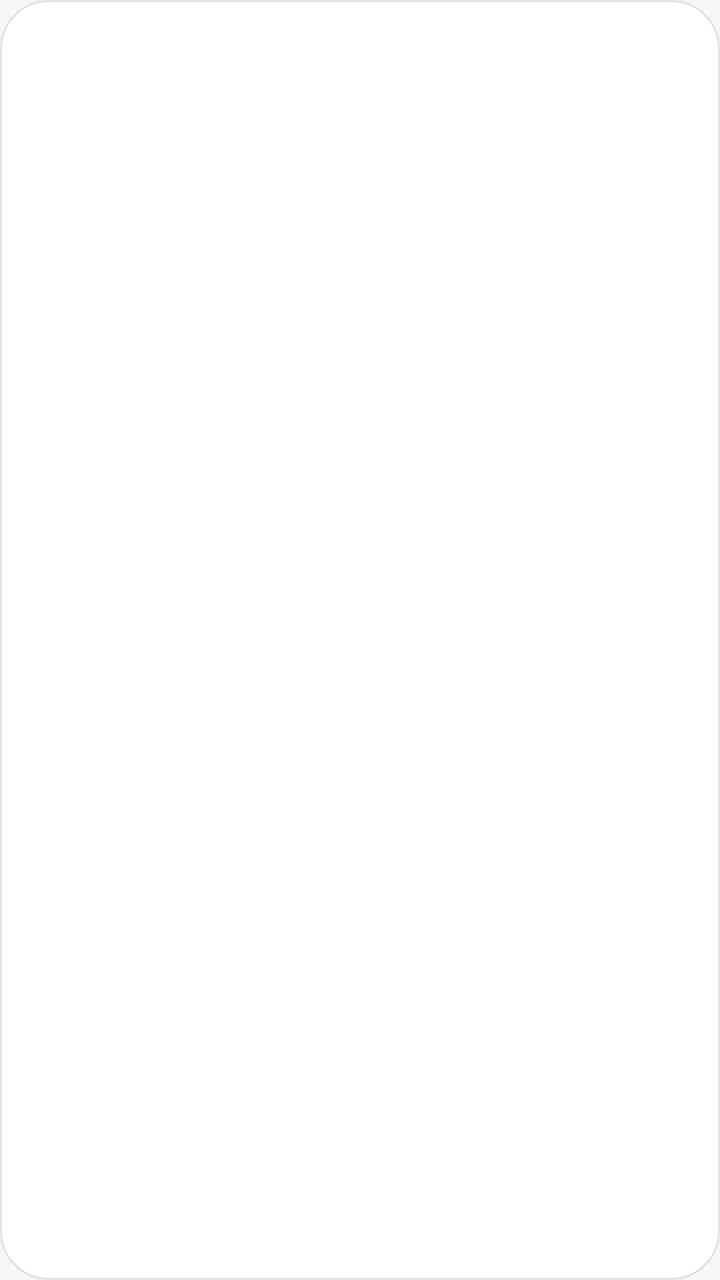
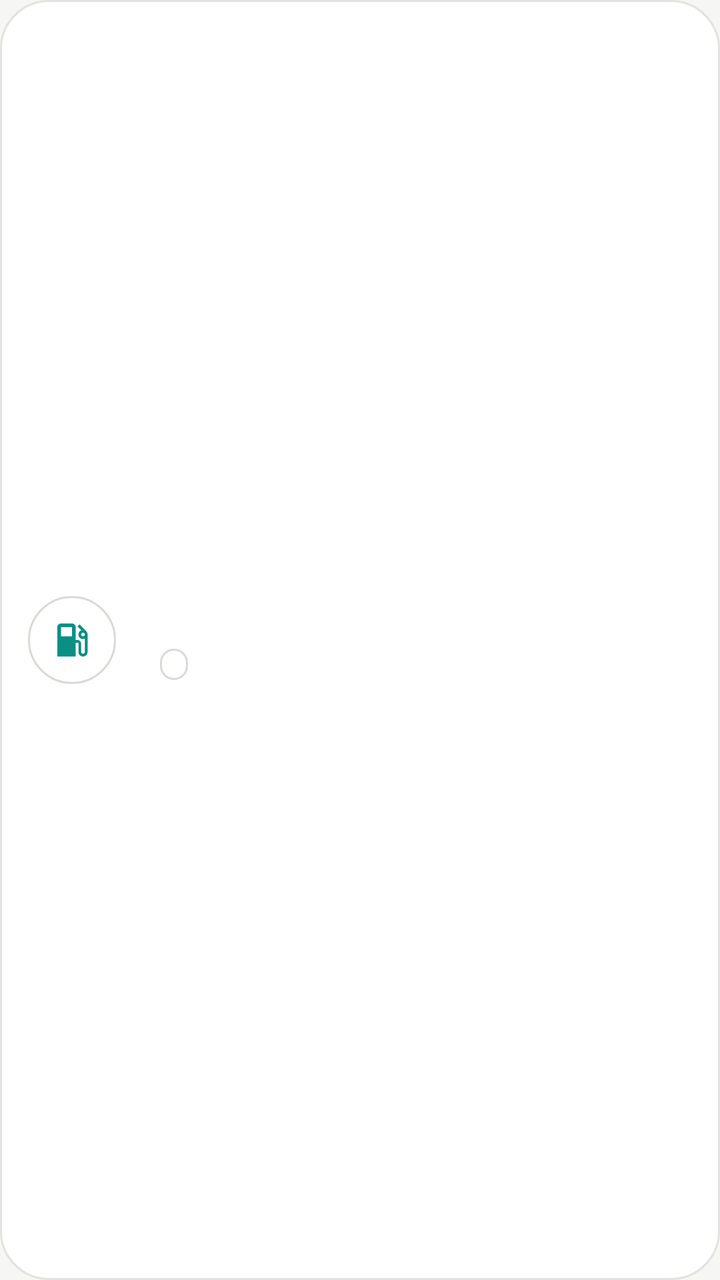

Screens rendered from an Android XML layout before and after an edit, with the pre-edit source and the edit as a unified diff.
<!-- AndroidManifest.xml: application theme CdAppTheme -->
<!-- res/layout/fuel_row.xml -->
<?xml version="1.0" encoding="utf-8"?>
<LinearLayout xmlns:android="http://schemas.android.com/apk/res/android"
    android:layout_width="match_parent"
    android:layout_height="wrap_content"
    android:gravity="center_vertical"
    android:background="@drawable/tile_bg"
    android:orientation="horizontal"
    android:paddingBottom="14dp"
    android:paddingEnd="20dp"
    android:paddingStart="20dp"
    android:paddingTop="14dp">

    <LinearLayout
        android:layout_width="0dp"
        android:layout_height="wrap_content"
        android:layout_weight="3"
        android:orientation="vertical">

        <TextView
            android:id="@+id/row_date"
            android:layout_width="wrap_content"
            android:layout_height="wrap_content"
            android:fontFamily="sans-serif-light"
            android:textColor="@color/text"
            android:textSize="17sp" />

        <TextView
            android:id="@+id/row_odo"
            android:layout_width="wrap_content"
            android:layout_height="wrap_content"
            android:fontFamily="sans-serif-light"
            android:textColor="@color/text_dim"
            android:textSize="13sp" />
    </LinearLayout>

    <LinearLayout
        android:layout_width="0dp"
        android:layout_height="wrap_content"
        android:layout_weight="2"
        android:orientation="vertical">

        <TextView
            android:id="@+id/row_fuel"
            android:layout_width="wrap_content"
            android:layout_height="wrap_content"
            android:fontFamily="sans-serif-light"
            android:textColor="@color/text"
            android:textSize="17sp" />

        <TextView
            android:id="@+id/row_cost"
            android:layout_width="wrap_content"
            android:layout_height="wrap_content"
            android:fontFamily="sans-serif-light"
            android:textColor="@color/text_dim"
            android:textSize="13sp" />
    </LinearLayout>

    <TextView
        android:id="@+id/row_eff"
        android:layout_width="0dp"
        android:layout_height="wrap_content"
        android:layout_weight="2"
        android:fontFamily="sans-serif-light"
        android:gravity="end"
        android:textColor="@color/accent"
        android:textSize="17sp" />
</LinearLayout>
<!-- resources referenced by this layout -->
<resources>
  <color name="accent">#0B8F85</color>
  <color name="text">#141414</color>
  <color name="text_dim">#68686A</color>
  <!-- drawable tile_bg (drawable) -->
  <?xml version="1.0" encoding="utf-8"?>
  <ripple xmlns:android="http://schemas.android.com/apk/res/android" android:color="@color/card_pressed">
      <item>
          <shape android:shape="rectangle">
              <solid android:color="@color/card" />
              <stroke android:width="1dp" android:color="@color/card_stroke" />
              <corners android:radius="24dp" />
          </shape>
      </item>
  </ripple>
  <style name="CdAppTheme" parent="android:Theme.Material.Light.NoActionBar.Fullscreen">
          <item name="android:windowBackground">@color/bg</item>
          <item name="android:colorAccent">@color/accent</item>
          <item name="android:colorPrimary">@color/bg</item>
          <item name="android:colorPrimaryDark">@color/bg</item>
          <item name="android:textColor">@color/text</item>
      </style>
  <color name="card_pressed">#E4E4E1</color>
  <color name="card">#FFFFFF</color>
  <color name="card_stroke">#E2E2DE</color>
  <color name="bg">#F6F6F4</color>
</resources>

<!-- the commit's change to res/layout/fuel_row.xml (unified diff, before → after) -->
@@ -2,17 +2,27 @@
 <LinearLayout xmlns:android="http://schemas.android.com/apk/res/android"
     android:layout_width="match_parent"
     android:layout_height="wrap_content"
+    android:background="@drawable/tile_bg"
     android:gravity="center_vertical"
-    android:background="@drawable/tile_bg"
     android:orientation="horizontal"
-    android:paddingBottom="14dp"
+    android:paddingBottom="12dp"
     android:paddingEnd="20dp"
-    android:paddingStart="20dp"
-    android:paddingTop="14dp">
+    android:paddingStart="14dp"
+    android:paddingTop="12dp">
+
+    <ImageView
+        android:layout_width="44dp"
+        android:layout_height="44dp"
+        android:background="@drawable/circle_bg"
+        android:padding="11dp"
+        android:scaleType="fitCenter"
+        android:src="@drawable/ic_fuel"
+        android:tint="@color/accent" />
 
     <LinearLayout
         android:layout_width="0dp"
         android:layout_height="wrap_content"
+        android:layout_marginStart="14dp"
         android:layout_weight="3"
         android:orientation="vertical">
 
@@ -24,13 +34,36 @@
             android:textColor="@color/text"
             android:textSize="17sp" />
 
-        <TextView
-            android:id="@+id/row_odo"
+        <LinearLayout
             android:layout_width="wrap_content"
             android:layout_height="wrap_content"
-            android:fontFamily="sans-serif-light"
-            android:textColor="@color/text_dim"
-            android:textSize="13sp" />
+            android:layout_marginTop="2dp"
+            android:gravity="center_vertical"
+            android:orientation="horizontal">
+
+            <TextView
+                android:id="@+id/row_odo"
+                android:layout_width="wrap_content"
+                android:layout_height="wrap_content"
+                android:fontFamily="sans-serif-light"
+                android:textColor="@color/text_dim"
+                android:textSize="13sp" />
+
+            <TextView
+                android:id="@+id/row_full"
+                android:layout_width="wrap_content"
+                android:layout_height="wrap_content"
+                android:layout_marginStart="8dp"
+                android:background="@drawable/chip_bg"
+                android:letterSpacing="0.1"
+                android:paddingBottom="1dp"
+                android:paddingEnd="7dp"
+                android:paddingStart="7dp"
+                android:paddingTop="1dp"
+                android:textAllCaps="true"
+                android:textColor="@color/text_dim"
+                android:textSize="10sp" />
+        </LinearLayout>
     </LinearLayout>
 
     <LinearLayout
@@ -58,11 +91,10 @@
 
     <TextView
         android:id="@+id/row_eff"
-        android:layout_width="0dp"
+        android:layout_width="wrap_content"
         android:layout_height="wrap_content"
-        android:layout_weight="2"
         android:fontFamily="sans-serif-light"
         android:gravity="end"
         android:textColor="@color/accent"
-        android:textSize="17sp" />
+        android:textSize="16sp" />
 </LinearLayout>
<!-- resource entries referenced after the edit -->
@@ -3,6 +3,23 @@
   <color name="accent">#0B8F85</color>
   <color name="text">#141414</color>
   <color name="text_dim">#68686A</color>
+  <!-- drawable chip_bg (drawable) -->
+  <?xml version="1.0" encoding="utf-8"?>
+  <shape xmlns:android="http://schemas.android.com/apk/res/android" android:shape="rectangle">
+      <solid android:color="@android:color/transparent" />
+      <stroke android:width="1dp" android:color="@color/line" />
+      <corners android:radius="10dp" />
+  </shape>
+  <!-- drawable circle_bg (drawable) -->
+  <?xml version="1.0" encoding="utf-8"?>
+  <shape xmlns:android="http://schemas.android.com/apk/res/android" android:shape="oval">
+      <solid android:color="@color/card" />
+      <stroke android:width="1dp" android:color="@color/line" />
+  </shape>
+  <!-- drawable ic_fuel (drawable) -->
+  <vector xmlns:android="http://schemas.android.com/apk/res/android" android:width="24dp" android:height="24dp" android:viewportWidth="24" android:viewportHeight="24">
+      <path android:fillColor="#FFFFFFFF" android:pathData="M19.77,7.23l0.01,-0.01 -3.72,-3.72L15,4.56l2.11,2.11c-0.94,0.36 -1.61,1.26 -1.61,2.33 0,1.38 1.12,2.5 2.5,2.5 0.36,0 0.69,-0.08 1,-0.21v7.21c0,0.55 -0.45,1 -1,1s-1,-0.45 -1,-1L17,14c0,-1.1 -0.9,-2 -2,-2h-1L14,5c0,-1.1 -0.9,-2 -2,-2L6,3c-1.1,0 -2,0.9 -2,2v16h10v-7.5h1.5v5c0,1.38 1.12,2.5 2.5,2.5s2.5,-1.12 2.5,-2.5L20.5,9c0,-0.69 -0.28,-1.32 -0.73,-1.77zM12,10L6,10L6,5h6v5zM18,10c-0.55,0 -1,-0.45 -1,-1s0.45,-1 1,-1 1,0.45 1,1 -0.45,1 -1,1z"/>
+  </vector>
   <!-- drawable tile_bg (drawable) -->
   <?xml version="1.0" encoding="utf-8"?>
   <ripple xmlns:android="http://schemas.android.com/apk/res/android" android:color="@color/card_pressed">
@@ -21,6 +38,7 @@
           <item name="android:colorPrimaryDark">@color/bg</item>
           <item name="android:textColor">@color/text</item>
       </style>
+  <color name="line">#D9D9D5</color>
   <color name="card_pressed">#E4E4E1</color>
   <color name="card">#FFFFFF</color>
   <color name="card_stroke">#E2E2DE</color>
